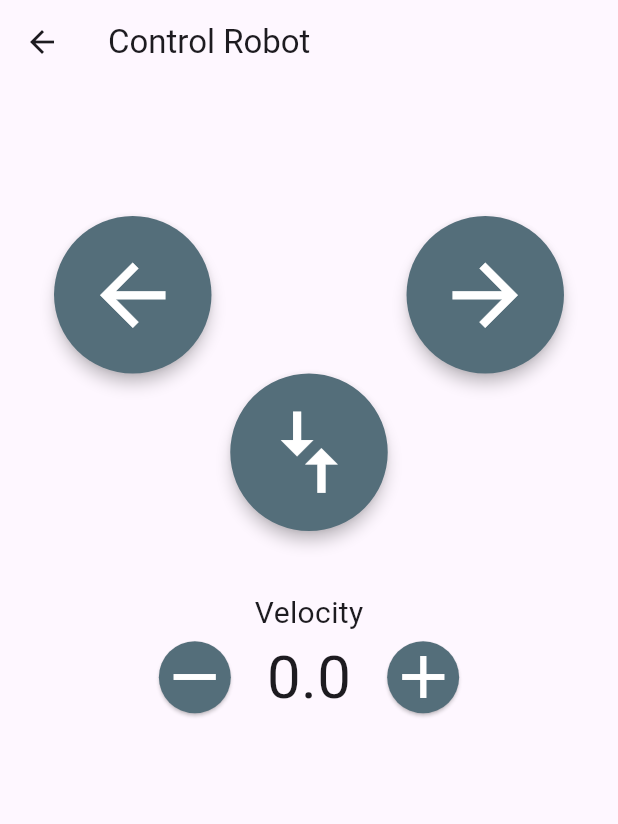
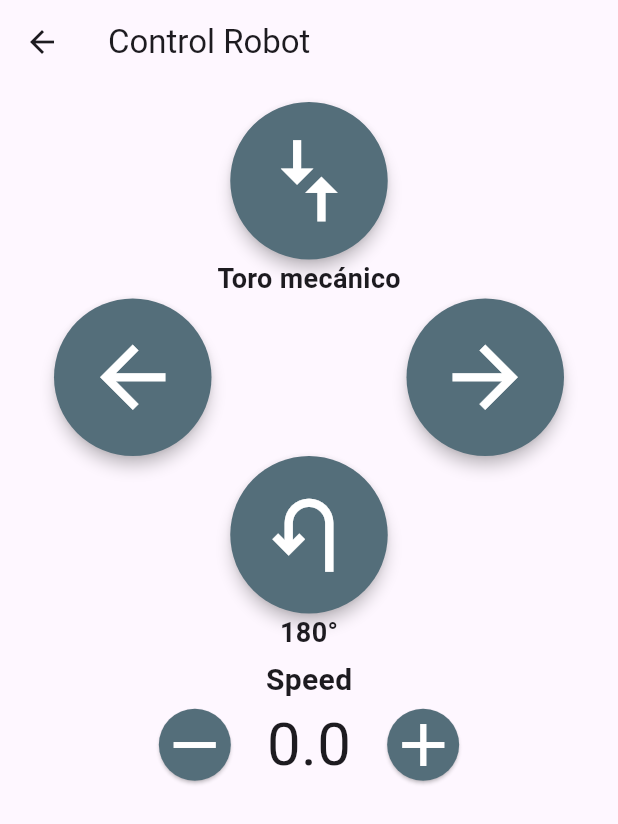
Before and after one commit to XavierGomez95/RemoteControl, a Flutter app: the ControlScreen screen opened directly, on a phone screen of 412 x 824 dp. Shown: the top 824 px of the screen. Run offline on Flutter 3.47's test engine with Material 3 defaults, Android fonts, the phone set to English and light mode, and no system bars; our stand-ins replace flutter_blue.

Commit message:
Buttons logic

```diff
--- a/lib/screens/control_screen.dart
+++ b/lib/screens/control_screen.dart
@@ -47,16 +47,10 @@ class ControlScreen extends StatelessWidget {
           child: Column(
             mainAxisAlignment: MainAxisAlignment.center,
             children: [
-              SizedBox(
-                  height: 64,
-              ),
               DirectionControl(
                 onDirectionSelected: _handleDirectionSelected,
                 buttonSize: 130, // Tamaño personalizado para los botones
-              ),
-              SizedBox(
-                  height: 24
-              ), // Espacio entre los controles
+              ),// Espacio entre los controles
               VelocityControl(
                 onSpeedSelected: _handleSpeedSelected,
                 sliderHeight: 40, // Altura personalizada para el control deslizante
--- a/lib/widgets/direction_control.dart
+++ b/lib/widgets/direction_control.dart
@@ -1,15 +1,26 @@
 import 'package:flutter/material.dart';
 import 'package:remotecontrol/widgets/directionButton.dart';
 
-class DirectionControl extends StatelessWidget {
+class DirectionControl extends StatefulWidget {
   final Function(String direction) onDirectionSelected;
   final double buttonSize;
+  final String returnText;
+  final String bullText;
 
-  const DirectionControl({
+  DirectionControl({
     super.key,
     required this.onDirectionSelected,
+    this.returnText = '180°',
+    this.bullText = 'Toro mecánico',
     this.buttonSize = 60.0, // Tamaño de los botones
   });
+
+  @override
+  State<DirectionControl> createState() => _DirectionControlState();
+}
+
+class _DirectionControlState extends State<DirectionControl> {
+  bool bullState = false;
 
   @override
   Widget build(BuildContext context) {
@@ -24,40 +35,64 @@ class DirectionControl extends StatelessWidget {
 
 
     return Padding(
-      padding: const EdgeInsets.all(16.0), // Espacio alrededor de la grilla de botones
+      padding: const EdgeInsets.all(4.0), // Espacio alrededor de la grilla de botones
       child: Column(
         mainAxisSize: MainAxisSize.min,
         children: [
-          // Botón de arriba
-
+          // Botón de subir y bajar el toro mecánico
+          Transform.rotate(
+            angle: -1.5708, // 0.5 pi radianes
+            child: DirectionButton(
+              icon: Icons.compare_arrows,
+              onPressed: () {
+                // Cambia el estado de bullState y llama a la función correspondiente
+                bullState = !bullState; // Cambia el estado a su contrario
+                widget.onDirectionSelected(bullState ? 'UP' : 'DOWN');
+              },
+              size: widget.buttonSize,
+              style: buttonStyle,
+            ),
+          ),
+          Text(
+            widget.bullText,
+            style: const TextStyle(
+              fontSize: 18,
+              fontWeight: FontWeight.bold,
+            ), // Estilo del texto (ajusta según sea necesario)
+          ),
           // Fila del medio con botones izquierdo y derecho
           Row(
             mainAxisAlignment: MainAxisAlignment.center,
             children: [
               DirectionButton(
                 icon: Icons.arrow_back,
-                onPressed: () => onDirectionSelected('left'),
-                size: buttonSize,
+                onPressed: () => widget.onDirectionSelected('left'),
+                size: widget.buttonSize,
                 style: buttonStyle,
               ),
-              SizedBox(width: buttonSize), // Espacio para el botón central
+              SizedBox(width: widget.buttonSize), // Espacio para el botón central
               DirectionButton(
                 icon: Icons.arrow_forward,
-                onPressed: () => onDirectionSelected('right'),
-                size: buttonSize,
+                onPressed: () => widget.onDirectionSelected('right'),
+                size: widget.buttonSize,
                 style: buttonStyle,
               ),
             ],
           ),
           // Botón de abajo
-        Transform.rotate(
-            angle: -1.5708, // Radianes equivalentes a 90 grados en sentido antihorario
-            child: DirectionButton(
-              icon: Icons.compare_arrows,
-              onPressed: () => onDirectionSelected('down'),
-              size: buttonSize,
-              style: buttonStyle,
-            ),
+       // Radianes equivalentes a 90 grados en sentido antihorario
+          DirectionButton(
+            icon: Icons.u_turn_left,
+            onPressed: () => widget.onDirectionSelected('180 degrees'),
+            size: widget.buttonSize,
+            style: buttonStyle,
+          ),
+          Text(
+            widget.returnText,
+            style: const TextStyle(
+              fontSize: 18,
+              fontWeight: FontWeight.bold,
+            ), // Estilo del texto (ajusta según sea necesario)
           ),
         ],
       ),
--- a/lib/widgets/velocity_control.dart
+++ b/lib/widgets/velocity_control.dart
@@ -43,7 +43,10 @@ class _VelocityControlState extends State<VelocityControl> {
 
     return Column(
       children: [
-        const Text('Velocity', style: TextStyle(fontSize: 20)),
+        const Text('Speed', style: TextStyle(
+          fontSize: 20,
+          fontWeight: FontWeight.bold,
+        )),
         Row(
           mainAxisAlignment: MainAxisAlignment.center,
           children: [
```
